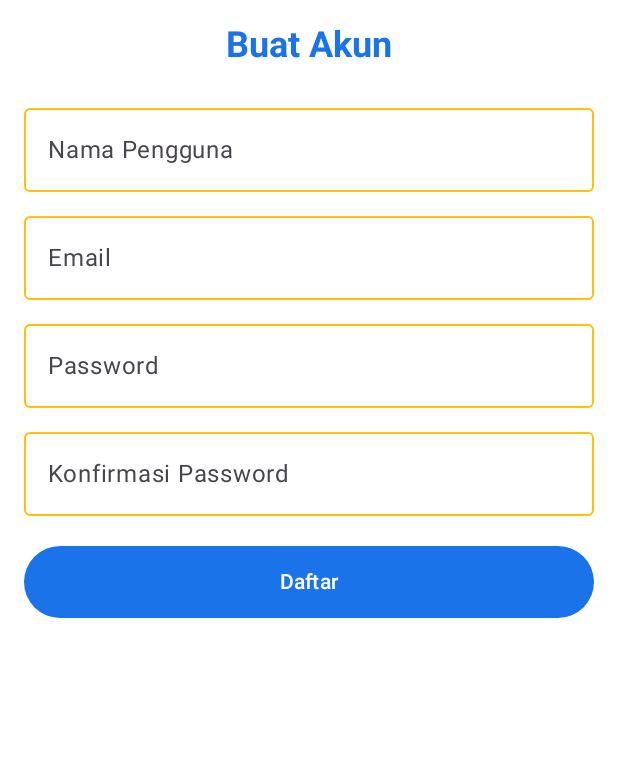
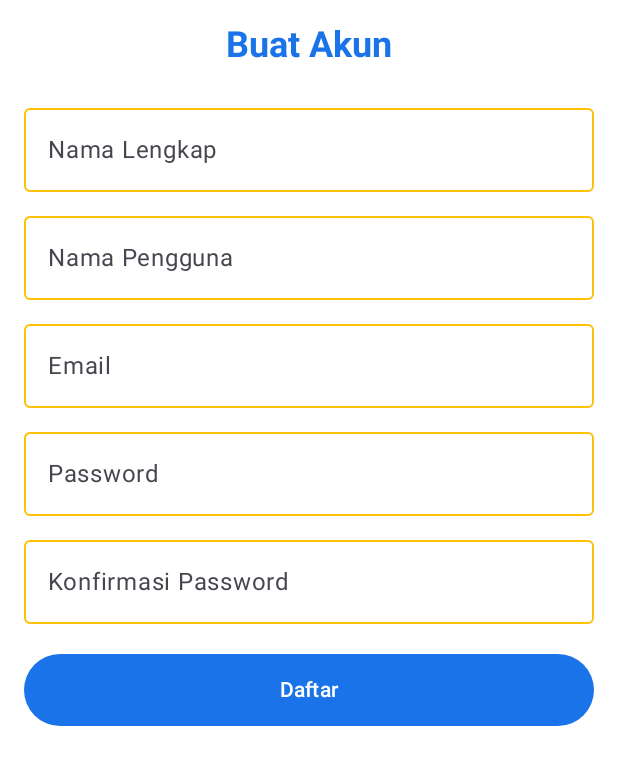
Before and after one commit to najlandv/careerlink, an Android app built with Jetpack Compose: the @Preview function RegisterPrev, on a phone screen of 412 x 824 dp. Shown: the top 765 px of the screen. Run offline under Robolectric (Android 15) with nearby library versions, the phone set to English and light mode, and no system bars.

Commit message:
login register tambahan-nadiva

```diff
--- a/app/src/main/java/com/example/careerlink/frontend/register/screen/Register.kt
+++ b/app/src/main/java/com/example/careerlink/frontend/register/screen/Register.kt
@@ -22,6 +22,7 @@ import com.example.careerlink.frontend.register.component.StyledButtonRegister
 
 @Composable
 fun RegisterScreen(modifier: Modifier = Modifier) {
+    var fullName by remember { mutableStateOf("") }
     var username by remember { mutableStateOf("") }
     var email by remember { mutableStateOf("") }
     var password by remember { mutableStateOf("") }
@@ -46,7 +47,15 @@ fun RegisterScreen(modifier: Modifier = Modifier) {
             modifier = Modifier.padding(bottom = 16.dp)
         )
 
-        // Correcting the usage of it in the lambda
+        // Field for Full Name
+        CustomOutlinedTextRegister(
+            value = fullName,
+            onValueChange = { value -> fullName = value },
+            label = "Nama Lengkap",
+            placeholder = "Masukkan nama lengkap"
+        )
+
+        // Field for Username
         CustomOutlinedTextRegister(
             value = username,
             onValueChange = { value -> username = value },
@@ -54,6 +63,7 @@ fun RegisterScreen(modifier: Modifier = Modifier) {
             placeholder = "Masukkan nama pengguna"
         )
 
+        // Field for Email
         CustomOutlinedTextRegister(
             value = email,
             onValueChange = { value ->
@@ -67,6 +77,7 @@ fun RegisterScreen(modifier: Modifier = Modifier) {
             Text("Masukkan email yang valid", color = Color.Red, fontSize = 12.sp)
         }
 
+        // Field for Password
         CustomOutlinedTextRegister(
             value = password,
             onValueChange = { value -> password = value },
@@ -74,6 +85,7 @@ fun RegisterScreen(modifier: Modifier = Modifier) {
             placeholder = "Masukkan password"
         )
 
+        // Field for Confirm Password
         CustomOutlinedTextRegister(
             value = confirmPassword,
             onValueChange = { value ->
```
